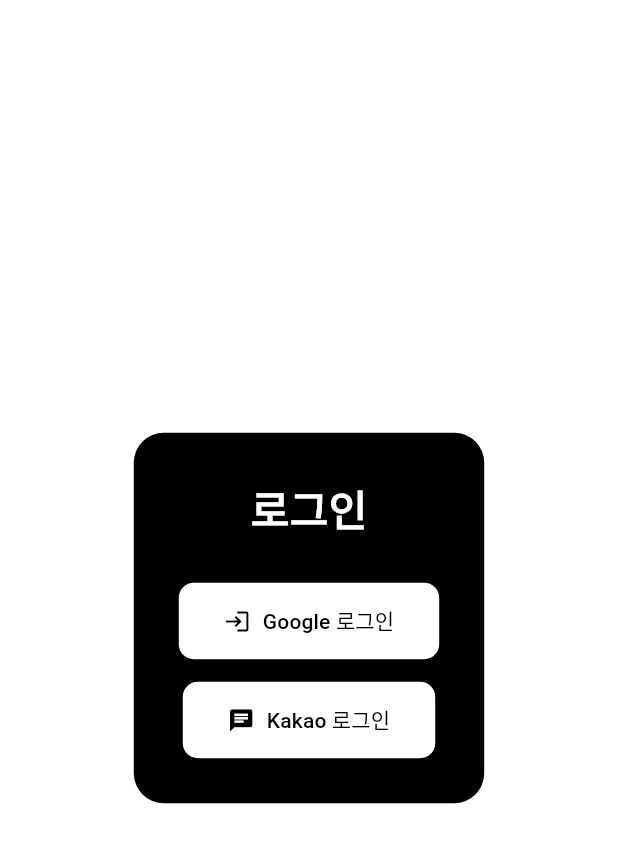
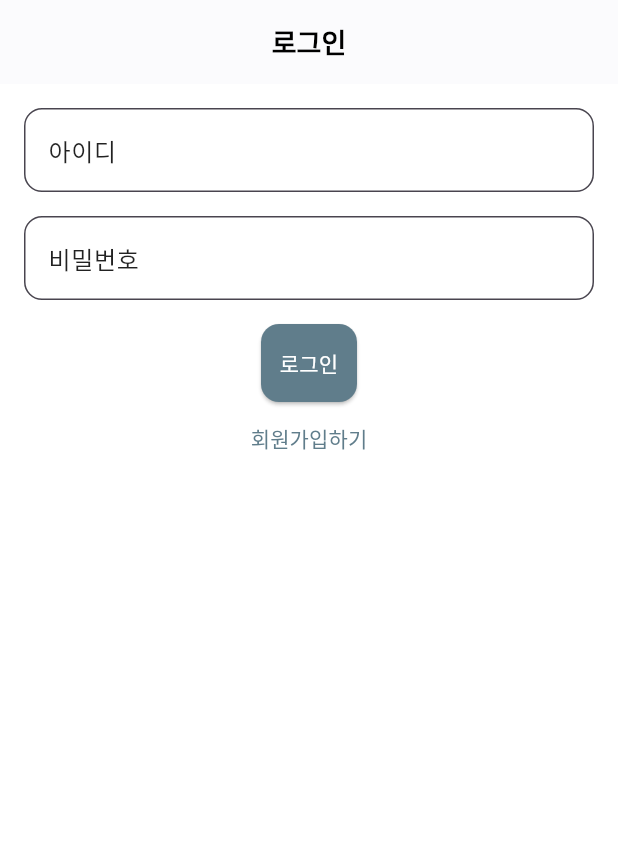
Before and after one commit to chilloutplz/ourlife, a Flutter app: the screen it shows after launch, on a phone screen of 412 x 824 dp. Shown: the top 843 px of the screen. Run offline on Flutter 3.47's test engine with Material 3 defaults, Android fonts, the phone set to English and light mode, and no system bars; our stand-ins replace shared_preferences.

Commit message:
chatGPT로 renewal

```diff
--- /dev/null
+++ b/lib/accounts/screens/login_screen.dart
@@ -0,0 +1,99 @@
+import 'package:flutter/material.dart';
+import 'package:shared_preferences/shared_preferences.dart';
+import 'package:http/http.dart' as http;
+import 'dart:convert';
+
+class LoginScreen extends StatefulWidget {
+  const LoginScreen({super.key});
+
+  @override
+  State<LoginScreen> createState() => _LoginScreenState();
+}
+
+class _LoginScreenState extends State<LoginScreen> {
+  final TextEditingController _usernameController = TextEditingController();
+  final TextEditingController _passwordController = TextEditingController();
+  bool _isLoading = false;
+  String _error = '';
+
+  Future<void> loginUser() async {
+    final username = _usernameController.text.trim();
+    final password = _passwordController.text;
+
+    if (username.isEmpty || password.isEmpty) {
+      setState(() => _error = '아이디와 비밀번호를 입력해주세요.');
+      return;
+    }
+
+    setState(() {
+      _isLoading = true;
+      _error = '';
+    });
+
+    final url = Uri.parse('https://port-0-unclebob-api-m9hwt2ohea8935ae.sel4.cloudtype.app/api/token/');
+    final response = await http.post(
+      url,
+      headers: {'Content-Type': 'application/json'},
+      body: jsonEncode({
+        'username': username,
+        'password': password,
+      }),
+    );
+
+    if (response.statusCode == 200) {
+      final data = jsonDecode(response.body);
+      final prefs = await SharedPreferences.getInstance();
+      await prefs.setString('access', data['access']);
+      await prefs.setString('refresh', data['refresh']);
+
+      if (!mounted) return;
+      Navigator.pushReplacementNamed(context, '/home'); // 홈 화면으로 이동
+    } else {
+      setState(() => _error = '로그인에 실패했습니다. 정보를 확인해주세요.');
+    }
+
+    setState(() => _isLoading = false);
+  }
+
+  @override
+  Widget build(BuildContext context) {
+    return Scaffold(
+      appBar: AppBar(title: const Text('로그인')),
+      body: Padding(
+        padding: const EdgeInsets.all(16.0),
+        child: Column(
+          children: [
+            TextField(
+              controller: _usernameController,
+              decoration: const InputDecoration(labelText: '아이디'),
+            ),
+            const SizedBox(height: 16),
+            TextField(
+              controller: _passwordController,
+              decoration: InputDecoration(labelText: '비밀번호'),
+              obscureText: true,
+            ),
+            const SizedBox(height: 16),
+            if (_error.isNotEmpty)
+              Text(
+                _error,
+                style: const TextStyle(color: Colors.red),
+              ),
+            ElevatedButton(
+              onPressed: _isLoading ? null : loginUser,
+              child: _isLoading
+                  ? const CircularProgressIndicator(color: Colors.white)
+                  : const Text('로그인'),
+            ),
+            TextButton(
+              onPressed: () {
+                Navigator.pushNamed(context, '/register'); // 회원가입 화면으로 이동
+              },
+              child: const Text('회원가입하기'),
+            )
+          ],
+        ),
+      ),
+    );
+  }
+}
--- a/lib/main.dart
+++ b/lib/main.dart
@@ -1,7 +1,9 @@
 import 'package:flutter/material.dart';
-import 'screen/login_screen.dart'; // 로그인 화면 파일을 임포트
+import 'package:ourlife/theme/theme.dart';
+import 'package:ourlife/router/app_router.dart';
 
-void main() {
+
+void main() async{
   runApp(MyApp());
 }
 
@@ -11,11 +13,10 @@
   @override
   Widget build(BuildContext context) {
     return MaterialApp(
-      title: 'Social Login App',
-      theme: ThemeData(
-        primarySwatch: Colors.blue,
-      ),
-      home: LoginScreen(), // 로그인 화면으로 연결
+      title: 'Ourlife',
+      theme: AppTheme.lightTheme,
+      initialRoute: '/', // 로그인 화면으로 연결
+      onGenerateRoute: AppRouter.generateRoute,
     );
   }
 }
--- /dev/null
+++ b/lib/router/app_router.dart
@@ -0,0 +1,23 @@
+import 'package:flutter/material.dart';
+import 'package:ourlife/accounts/screens/login_screen.dart';
+import 'package:ourlife/accounts/screens/register_screen.dart';
+import 'package:ourlife/home/screens/home_screen.dart';
+
+class AppRouter {
+  static Route<dynamic> generateRoute(RouteSettings settings) {
+    switch (settings.name) {
+      case '/':
+        return MaterialPageRoute(builder: (_) => const LoginScreen());
+      case '/register':
+        return MaterialPageRoute(builder: (_) => const RegisterScreen());
+      case '/home':
+        return MaterialPageRoute(builder: (_) => const HomeScreen());
+      default:
+        return MaterialPageRoute(
+          builder: (_) => Scaffold(
+            body: Center(child: Text('No route defined for ${settings.name}')),
+          ),
+        );
+    }
+  }
+}
--- a/lib/screen/login_screen.dart
+++ /dev/null
@@ -1,81 +0,0 @@
-import 'package:flutter/material.dart';
-import '../service/auth_service.dart';
-
-class LoginScreen extends StatefulWidget {
-  const LoginScreen({super.key});
-
-  @override
-  LoginScreenState createState() => LoginScreenState();
-}
-
-class LoginScreenState extends State<LoginScreen> {
-  final AuthService authService = AuthService();
-
-  @override
-  void initState() {
-    super.initState();
-    authService.initializePlatforms();
-  }
-
-  @override
-  Widget build(BuildContext context) {
-    return Scaffold(
-      backgroundColor: Colors.white, // 크림색 배경
-      body: Center(
-        child: Container(
-          padding: EdgeInsets.all(30),
-          decoration: BoxDecoration(
-            color: Colors.black, // 배경 색상을 블랙으로 설정
-            borderRadius: BorderRadius.circular(20),
-          ),
-          child: Column(
-            mainAxisSize: MainAxisSize.min,
-            children: [
-              Text(
-                "로그인",
-                style: TextStyle(
-                  fontSize: 28,
-                  fontWeight: FontWeight.bold,
-                  color: Colors.white,
-                ),
-              ),
-              SizedBox(height: 30),
-              _buildSocialButton(
-                "Google 로그인",
-                Icons.login,
-                Colors.white,
-                () => authService.signInWithGoogle(),
-              ),
-              SizedBox(height: 15),
-              _buildSocialButton(
-                "Kakao 로그인",
-                Icons.chat,
-                Colors.white,
-                () => authService.signInWithKakao(),
-              ),
-            ],
-          ),
-        ),
-      ),
-    );
-  }
-
-  Widget _buildSocialButton(
-    String text,
-    IconData icon,
-    Color color,
-    VoidCallback onPressed,
-  ) {
-    return ElevatedButton.icon(
-      onPressed: onPressed,
-      icon: Icon(icon, color: Colors.black),
-      label: Text(text, style: TextStyle(color: Colors.black)),
-      style: ElevatedButton.styleFrom(
-        backgroundColor: Colors.white, // 크림색 버튼
-        padding: EdgeInsets.symmetric(horizontal: 30, vertical: 15),
-        shape: RoundedRectangleBorder(borderRadius: BorderRadius.circular(10)),
-        elevation: 5,
-      ),
-    );
-  }
-}
--- a/lib/service/auth_service.dart
+++ /dev/null
@@ -1,65 +0,0 @@
-import 'package:flutter/material.dart';
-import 'package:google_sign_in/google_sign_in.dart';
-import 'package:kakao_flutter_sdk_user/kakao_flutter_sdk_user.dart';
-import 'package:http/http.dart' as http;
-import 'dart:convert';
-
-class AuthService {
-  final GoogleSignIn _googleSignIn = GoogleSignIn();
-  late String platforms; // Declare a late variable for platforms
-
-  // Initialize the platforms variable
-  void initializePlatforms() {
-    platforms = "Supported platforms: Google, Kakao";
-    debugPrint(platforms); // Optional: Debugging to confirm initialization
-  }
-
-  Future<void> signInWithGoogle() async {
-    final GoogleSignInAccount? googleUser = await _googleSignIn.signIn();
-    if (googleUser == null) return; // 로그인 취소 시 처리
-
-    final GoogleSignInAuthentication googleAuth =
-        await googleUser.authentication;
-
-    // Django REST API에 Google 액세스 토큰 전달
-    final response = await http.post(
-      Uri.parse(
-        'https://port-0-unclebob-api-m9hwt2ohea8935ae.sel4.cloudtype.app/accounts/google/login/',
-      ),
-      body: {'access_token': googleAuth.accessToken},
-    );
-
-    if (response.statusCode == 200) {
-      var data = jsonDecode(response.body);
-      debugPrint("Google 로그인 성공: ${data['message']}");
-    } else {
-      debugPrint("Google 로그인 실패: ${response.body}");
-    }
-  }
-
-  Future<void> signInWithKakao() async {
-    bool isInstalled = await isKakaoTalkInstalled();
-    OAuthToken token;
-
-    if (isInstalled) {
-      token = await UserApi.instance.loginWithKakaoTalk();
-    } else {
-      token = await UserApi.instance.loginWithKakaoAccount();
-    }
-
-    // Django REST API에 Kakao 액세스 토큰 전달
-    final response = await http.post(
-      Uri.parse(
-        'https://port-0-unclebob-api-m9hwt2ohea8935ae.sel4.cloudtype.app/accounts/kakao/login/',
-      ),
-      body: {'access_token': token.accessToken},
-    );
-
-    if (response.statusCode == 200) {
-      var data = jsonDecode(response.body);
-      debugPrint("Kakao 로그인 성공: ${data['message']}");
-    } else {
-      debugPrint("Kakao 로그인 실패: ${response.body}");
-    }
-  }
-}
--- /dev/null
+++ b/lib/theme/theme.dart
@@ -0,0 +1,44 @@
+import 'package:flutter/material.dart';
+
+class AppTheme {
+  static const Color cream = Color(0xFFF5F3EB);
+  static const Color black = Colors.black;
+  static const Color white = Colors.white;
+
+  static final ThemeData lightTheme = ThemeData(
+    scaffoldBackgroundColor: white,
+    appBarTheme: const AppBarTheme(
+      backgroundColor: white,
+      foregroundColor: black,
+      elevation: 0.5,
+      centerTitle: true,
+      titleTextStyle: TextStyle(
+        fontSize: 18,
+        fontWeight: FontWeight.bold,
+        color: black,
+      ),
+    ),
+    inputDecorationTheme: InputDecorationTheme(
+      filled: true,
+      fillColor: white,
+      labelStyle: TextStyle(color: Colors.black87),
+      border: OutlineInputBorder(
+        borderRadius: BorderRadius.circular(12),
+        borderSide: BorderSide(color: Colors.grey),
+      ),
+    ),
+    textButtonTheme: TextButtonThemeData(
+      style: TextButton.styleFrom(foregroundColor: Colors.blueGrey),
+    ),
+    elevatedButtonTheme: ElevatedButtonThemeData(
+      style: ElevatedButton.styleFrom(
+        backgroundColor: Colors.blueGrey,
+        foregroundColor: white,
+        padding: const EdgeInsets.symmetric(vertical: 16),
+        shape: RoundedRectangleBorder(
+          borderRadius: BorderRadius.circular(12),
+        ),
+      ),
+    ),
+  );
+}
--- a/pubspec.yaml
+++ b/pubspec.yaml
@@ -34,11 +34,10 @@
   # The following adds the Cupertino Icons font to your application.
   # Use with the CupertinoIcons class for iOS style icons.
   cupertino_icons: ^1.0.8
-  google_sign_in: ^6.3.0
-  kakao_flutter_sdk: ^1.9.7+3
-  kakao_flutter_sdk_user: ^1.9.7+3
   flutter_secure_storage: ^9.2.4
   http: ^1.3.0
+  shared_preferences: ^2.2.2
+
 
 dev_dependencies:
   flutter_test:
```
Also changed, not shown: lib/accounts/screens/register_screen.dart (added, +152 -0 lines), lib/home/screens/home_screen.dart (added, +71 -0 lines), lib/accounts/auth.dart (added), lib/bible/bible.dart (added), lib/core/api/api_client.dart (added), lib/notes/notes.dart (added), pubspec.lock, 3 other files.
